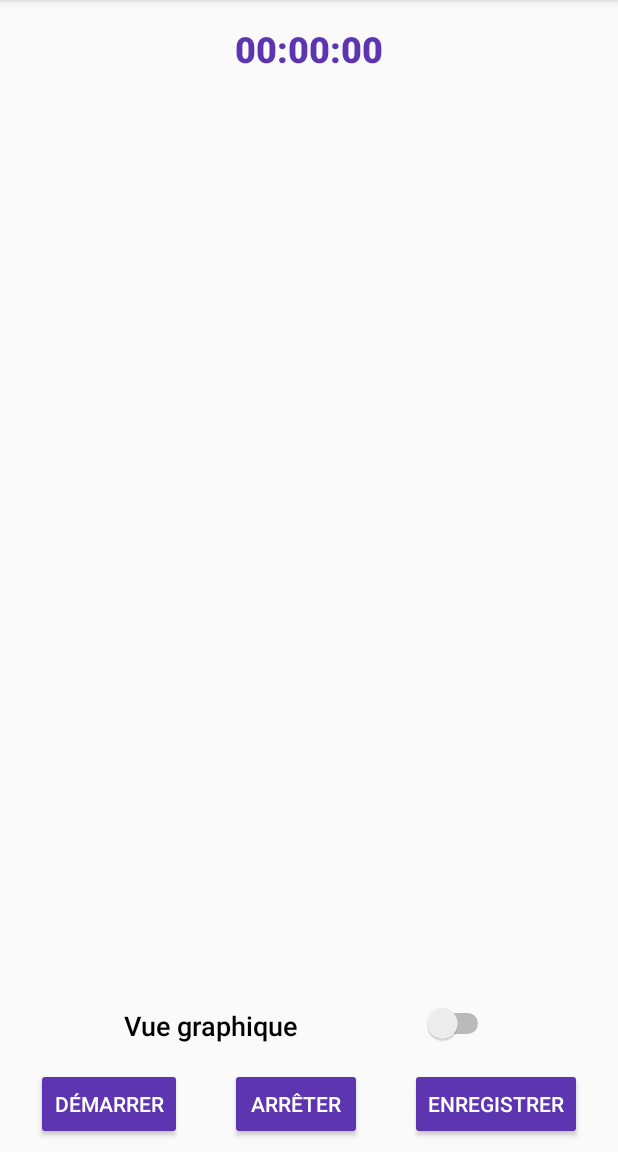
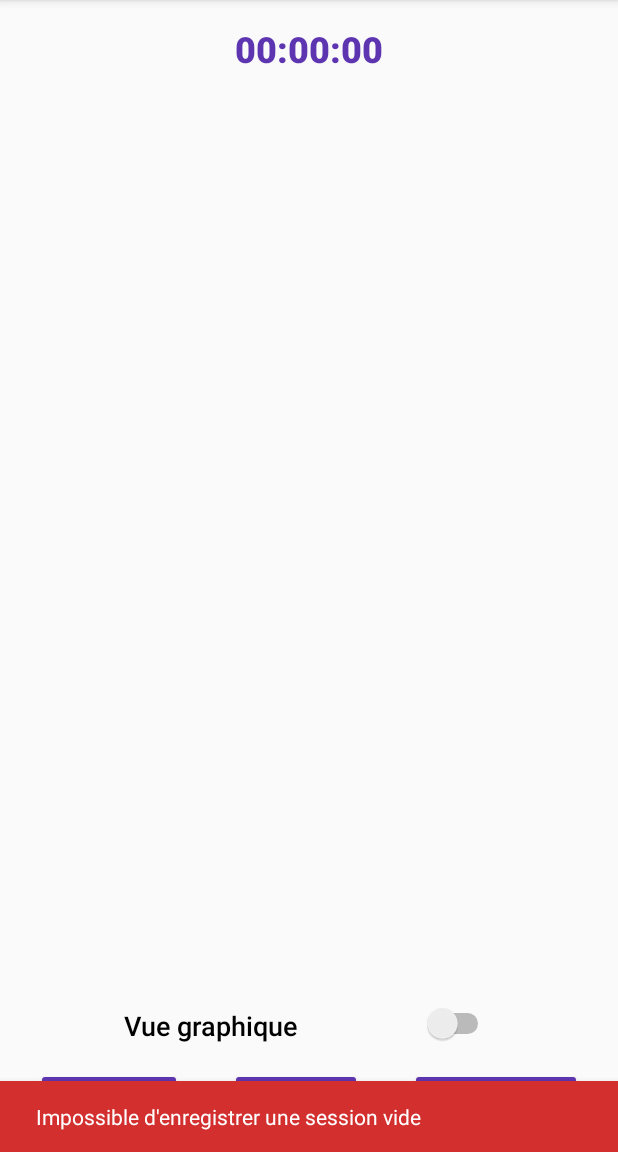
Before and after one commit to BenjaminLegrand/Runalytics, an Android app: the SessionFragment screen opened through its navigation route, after a tap on "ENREGISTRER", on a phone screen of 412 x 824 dp, the part 84-1236 px from its top. Run offline under Robolectric (Android 15) with nearby library versions, the phone set to English and light mode, and no system bars; our stand-ins replace Room's generated code, RxJava, Timber; libraries missing offline, so code that uses them is left out: com.github.mikephil.charting; plain views replace LineChart; 2 statements that could not run were skipped; 2 other taps on this screen came first.

Commit message:
Added controls on save

```diff
--- /dev/null
+++ b/app/src/main/java/fr/legrand/runalytics/data/exception/EmptySessionException.kt
@@ -0,0 +1,4 @@
+package fr.legrand.runalytics.data.exception
+
+class EmptySessionException : Exception() {
+}
--- a/app/src/main/java/fr/legrand/runalytics/data/repository/LocationRepository.kt
+++ b/app/src/main/java/fr/legrand/runalytics/data/repository/LocationRepository.kt
@@ -2,6 +2,7 @@ package fr.legrand.runalytics.data.repository
 
 import android.location.Location
 import fr.legrand.runalytics.data.component.LogComponent
+import fr.legrand.runalytics.data.exception.EmptySessionException
 import fr.legrand.runalytics.data.manager.location.LocationManager
 import fr.legrand.runalytics.data.manager.storage.StorageManager
 import fr.legrand.runalytics.data.mapper.SessionDBEntityDataMapper
@@ -28,6 +29,8 @@ class LocationRepository(
     private var currentSession = Session()
 
     fun startLocationComputation(): Observable<RALocation> = Observable.defer {
+        currentSession = Session()
+        currentRALocation = RALocation()
         currentSession.id = System.currentTimeMillis()
         currentSession.startDate = System.currentTimeMillis()
         logComponent.startSession(currentSession.id)
@@ -80,6 +83,9 @@ class LocationRepository(
     }
 
     fun saveCurrentSession(): Completable = Completable.defer {
+        if (currentSession.locations.isEmpty()) {
+            throw EmptySessionException()
+        }
         logComponent.i("Saving session : $currentSession")
         storageManager.saveSession(sessionDBEntityDataMapper.transform(currentSession))
         currentSession = Session()
--- /dev/null
+++ b/app/src/main/java/fr/legrand/runalytics/presentation/component/error/ErrorDisplayComponent.kt
@@ -0,0 +1,7 @@
+package fr.legrand.runalytics.presentation.component.error
+
+import android.app.Activity
+
+interface ErrorDisplayComponent{
+    fun displayError(activity : Activity, throwable : Throwable)
+}
--- /dev/null
+++ b/app/src/main/java/fr/legrand/runalytics/presentation/component/error/ErrorDisplayComponentSnackbar.kt
@@ -0,0 +1,33 @@
+package fr.legrand.runalytics.presentation.component.error
+
+import android.app.Activity
+import android.view.View
+import android.widget.TextView
+import androidx.core.content.ContextCompat
+import com.google.android.material.snackbar.Snackbar
+import fr.legrand.runalytics.R
+
+class ErrorDisplayComponentSnackbar
+constructor(
+    private val errorTranslater: ErrorTranslater
+) : ErrorDisplayComponent {
+
+    override fun displayError(activity: Activity, throwable: Throwable) {
+        Snackbar.make(
+            activity.findViewById<View>(android.R.id.content),
+            errorTranslater.translate(throwable),
+            Snackbar.LENGTH_SHORT
+        ).apply {
+            view.setBackgroundColor(
+                ContextCompat.getColor(
+                    activity,
+                    R.color.snackbar_error_background
+                )
+            )
+            view.findViewById<TextView>(com.google.android.material.R.id.snackbar_text)
+                .setTextColor(ContextCompat.getColor(activity, R.color.white))
+            show()
+        }
+    }
+
+}
--- /dev/null
+++ b/app/src/main/java/fr/legrand/runalytics/presentation/component/error/ErrorTranslater.kt
@@ -0,0 +1,16 @@
+package fr.legrand.runalytics.presentation.component.error
+
+import android.content.Context
+import fr.legrand.runalytics.R
+import fr.legrand.runalytics.data.exception.EmptySessionException
+
+class ErrorTranslater constructor(private val context: Context) {
+
+    fun translate(throwable: Throwable): String {
+        return when (throwable) {
+            is EmptySessionException -> context.getString(R.string.empty_session_error)
+            else -> context.getString(R.string.default_text_error)
+        }
+    }
+
+}
--- a/app/src/main/java/fr/legrand/runalytics/presentation/di/PresentationModules.kt
+++ b/app/src/main/java/fr/legrand/runalytics/presentation/di/PresentationModules.kt
@@ -1,5 +1,8 @@
 package fr.legrand.runalytics.presentation.di
 
+import fr.legrand.runalytics.presentation.component.error.ErrorDisplayComponent
+import fr.legrand.runalytics.presentation.component.error.ErrorDisplayComponentSnackbar
+import fr.legrand.runalytics.presentation.component.error.ErrorTranslater
 import fr.legrand.runalytics.presentation.ui.session.list.SessionListFragmentViewModel
 import fr.legrand.runalytics.presentation.ui.session.list.ui.SessionListAdapter
 import fr.legrand.runalytics.presentation.ui.session.running.SessionFragmentViewModel
@@ -21,4 +24,9 @@ private val adapterModule = module {
     factory { SessionLocationListAdapter() }
 }
 
-val presentationModules = activityModules + viewModelModule + adapterModule
+private val componentModule = module {
+    single<ErrorDisplayComponent> { ErrorDisplayComponentSnackbar(get()) }
+    single { ErrorTranslater(get()) }
+}
+
+val presentationModules = activityModules + viewModelModule + adapterModule + componentModule
--- a/app/src/main/java/fr/legrand/runalytics/presentation/ui/session/list/SessionListFragment.kt
+++ b/app/src/main/java/fr/legrand/runalytics/presentation/ui/session/list/SessionListFragment.kt
@@ -21,6 +21,11 @@ class SessionListFragment : BaseNavFragment<SessionListFragmentNavigatorListener
 
     override fun getLayoutId() = R.layout.fragment_session_list
 
+    override fun onStart() {
+        super.onStart()
+        viewModel.getAllSessions()
+    }
+
     override fun onViewCreated(view: View, savedInstanceState: Bundle?) {
         super.onViewCreated(view, savedInstanceState)
 
--- a/app/src/main/java/fr/legrand/runalytics/presentation/ui/session/list/SessionListFragmentViewModel.kt
+++ b/app/src/main/java/fr/legrand/runalytics/presentation/ui/session/list/SessionListFragmentViewModel.kt
@@ -17,10 +17,6 @@ class SessionListFragmentViewModel(private val locationRepository: LocationRepos
     val errorEvent = SingleLiveEvent<Throwable>()
     val sessionList = MutableLiveData<List<SessionViewDataWrapper>>()
 
-    init {
-        getAllSessions()
-    }
-
     override fun onCleared() {
         disposable.clear()
     }
@@ -31,7 +27,7 @@ class SessionListFragmentViewModel(private val locationRepository: LocationRepos
                 errorEvent.postValue(it)
             },
             onSuccess = {
-                sessionList.postValue(it.map { SessionViewDataWrapper(it) })
+                sessionList.postValue(it.reversed().map { SessionViewDataWrapper(it) })
             }
         ).addToComposite(disposable)
     }
--- a/app/src/main/java/fr/legrand/runalytics/presentation/ui/session/running/SessionFragment.kt
+++ b/app/src/main/java/fr/legrand/runalytics/presentation/ui/session/running/SessionFragment.kt
@@ -9,6 +9,7 @@ import com.github.mikephil.charting.data.Entry
 import com.github.mikephil.charting.data.LineData
 import com.github.mikephil.charting.data.LineDataSet
 import fr.legrand.runalytics.R
+import fr.legrand.runalytics.presentation.component.error.ErrorDisplayComponent
 import fr.legrand.runalytics.presentation.ui.base.BaseNavFragment
 import fr.legrand.runalytics.presentation.ui.session.running.item.SessionLocationListAdapter
 import fr.legrand.runalytics.presentation.ui.session.running.navigator.SessionFragmentNavigatorListener
@@ -25,6 +26,7 @@ class SessionFragment : BaseNavFragment<SessionFragmentNavigatorListener>() {
 
     private val viewModel: SessionFragmentViewModel by viewModel()
     private val sessionLocationListAdapter: SessionLocationListAdapter by inject()
+    private val errorDisplayComponent: ErrorDisplayComponent by inject()
 
     private val distanceChartEntries = mutableListOf<Entry>()
     private val speedChartEntries = mutableListOf<Entry>()
@@ -43,7 +45,7 @@ class SessionFragment : BaseNavFragment<SessionFragmentNavigatorListener>() {
             }
         fragment_session_data_list.adapter = sessionLocationListAdapter
 
-        viewModel.traveledDistanceLiveData.observeSafe(this) {
+        viewModel.traveledDistanceLiveData.observeSafe(viewLifecycleOwner) {
             distanceChartEntries.add(Entry(it.getFloatTimestamp(), it.getFullDistanceKm()))
             altitudeChartEntries.add(Entry(it.getFloatTimestamp(), it.getAltitudeDiff()))
             speedChartEntries.add(Entry(it.getFloatTimestamp(), it.getSpeed()))
@@ -59,11 +61,15 @@ class SessionFragment : BaseNavFragment<SessionFragmentNavigatorListener>() {
             sessionLocationListAdapter.addLocation(it)
         }
 
-        viewModel.sessionSaved.observe(this) {
+        viewModel.sessionSaved.observe(viewLifecycleOwner) {
             navigatorListener.onSessionFinished()
         }
 
-        viewModel.sessionTimer.observeSafe(this) {
+        viewModel.errorEvent.observeSafe(viewLifecycleOwner) {
+            errorDisplayComponent.displayError(requireActivity(), it)
+        }
+
+        viewModel.sessionTimer.observeSafe(viewLifecycleOwner) {
             fragment_session_duration_text.text = requireContext().getString(
                 R.string.session_duration_format,
                 it.first,
@@ -72,7 +78,10 @@ class SessionFragment : BaseNavFragment<SessionFragmentNavigatorListener>() {
             )
         }
 
-        fragment_session_start_button.setOnClickListener { viewModel.startLocationComputation() }
+        fragment_session_start_button.setOnClickListener {
+            sessionLocationListAdapter.resetList()
+            viewModel.startLocationComputation()
+        }
         fragment_session_stop_button.setOnClickListener { viewModel.stopLocationComputation() }
         fragment_session_save_button.setOnClickListener { viewModel.saveCurrentSession() }
 
--- a/app/src/main/java/fr/legrand/runalytics/presentation/ui/session/running/SessionFragmentViewModel.kt
+++ b/app/src/main/java/fr/legrand/runalytics/presentation/ui/session/running/SessionFragmentViewModel.kt
@@ -44,16 +44,6 @@ class SessionFragmentViewModel(
         ).addToComposite(disposable)
     }
 
-    private fun startSessionTimer() {
-        locationRepository.startSessionTimer().subscribeOn(Schedulers.io()).subscribeBy(
-            onError = {
-                errorEvent.postValue(it)
-            },
-            onNext = {
-                sessionTimer.postValue(TimeUtils.extractTime(it))
-            }
-        ).addToComposite(disposable)
-    }
 
     fun stopLocationComputation() {
         disposable.clear()
@@ -75,4 +65,16 @@ class SessionFragmentViewModel(
             }
         ).addToComposite(disposable)
     }
+
+    private fun startSessionTimer() {
+        locationRepository.startSessionTimer().subscribeOn(Schedulers.io()).subscribeBy(
+            onError = {
+                errorEvent.postValue(it)
+            },
+            onNext = {
+                sessionTimer.postValue(TimeUtils.extractTime(it))
+            }
+        ).addToComposite(disposable)
+    }
+
 }
--- a/app/src/main/java/fr/legrand/runalytics/presentation/ui/session/running/item/SessionLocationListAdapter.kt
+++ b/app/src/main/java/fr/legrand/runalytics/presentation/ui/session/running/item/SessionLocationListAdapter.kt
@@ -29,4 +29,9 @@ class SessionLocationListAdapter : RecyclerView.Adapter<SessionLocationViewHolde
         locationList.add(location)
         notifyItemInserted(locationList.size - 1)
     }
+
+    fun resetList() {
+        locationList.clear()
+        notifyDataSetChanged()
+    }
 }
--- a/app/src/main/res/layout/fragment_session.xml
+++ b/app/src/main/res/layout/fragment_session.xml
@@ -10,17 +10,11 @@
         android:layout_width="match_parent"
         android:layout_height="wrap_content"
         android:gravity="center"
+        android:layout_marginTop="@dimen/base_double_margin"
         android:textAppearance="@style/Theme.Runalytics.Text.Headline"
-        app:layout_constraintBottom_toTopOf="@id/fragment_session_data_top_barrier"
         app:layout_constraintTop_toTopOf="parent"
         tools:text="00:58:45" />
 
-    <androidx.constraintlayout.widget.Barrier
-        android:id="@+id/fragment_session_data_top_barrier"
-        android:layout_width="wrap_content"
-        android:layout_height="wrap_content"
-        app:barrierDirection="top"
-        app:constraint_referenced_ids="fragment_session_chart,fragment_session_data_list" />
 
     <com.github.mikephil.charting.charts.LineChart
         android:id="@+id/fragment_session_chart"
--- a/app/src/main/res/values/colors.xml
+++ b/app/src/main/res/values/colors.xml
@@ -5,4 +5,5 @@
     <color name="colorAccent">#C62828</color>
     <color name="base_separator_color">#757575</color>
     <color name="white">#fff</color>
+    <color name="snackbar_error_background">#D32F2F</color>
 </resources>
--- a/app/src/main/res/values/strings.xml
+++ b/app/src/main/res/values/strings.xml
@@ -10,4 +10,6 @@
     <string name="view_session_duration_ms_format">Durée : %02dm %02ds</string>
     <string name="view_session_duration_s_format">Durée : %02ds</string>
     <string name="unknown_duration">Inconnue</string>
+    <string name="empty_session_error">Impossible d\'enregistrer une session vide</string>
+    <string name="default_text_error">Une erreur s\'est produite</string>
 </resources>
```
